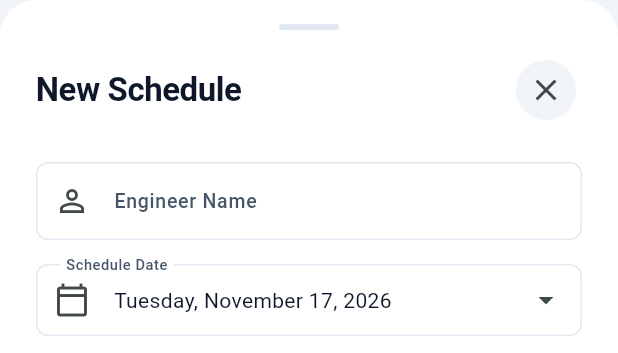
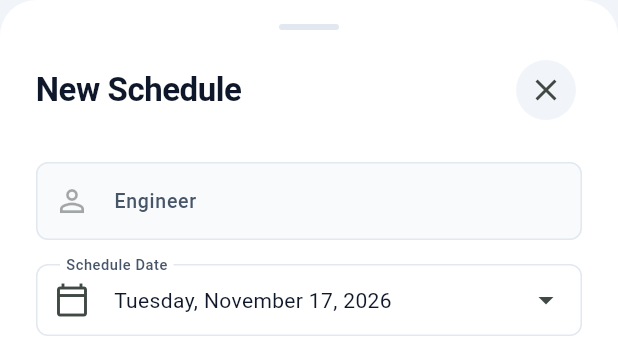
Before and after one commit to amarnathgururaghavan/afi, a Flutter app: the AddScheduleScreen widget shown alone on an empty page, opened directly, on a phone screen of 412 x 824 dp. Shown: the top 353 px of the screen. Run offline on Flutter 3.47's test engine with Material 3 defaults, Android fonts, the phone set to English and light mode, and no system bars; our stand-ins replace screenshot, share_plus, supabase_flutter, table_calendar; missing offline and left inert: dart:html; accounts and stored records are empty.

Commit message:
Allow field engineers to add their own schedules; lock engineer dropdown to self

```diff
--- a/engineer_schedule_app/lib/screens/dashboard/add_schedule_screen.dart
+++ b/engineer_schedule_app/lib/screens/dashboard/add_schedule_screen.dart
@@ -83,16 +83,21 @@ class _AddScheduleScreenState extends State<AddScheduleScreen> {
     _selectedDate = widget.initialDate ?? DateTime.now();
 
     final authProvider = Provider.of<AuthProvider>(context, listen: false);
-    if (!_isEditing) {
     _selectedEngineerId = authProvider.currentUserId;
     _selectedEngineerName = authProvider.profile?.fullName.isNotEmpty == true
         ? authProvider.profile!.fullName
         : (authProvider.profile?.email ?? 'Engineer');
+
+    if (!_isEditing) {
       _selectedSiteName = kPredefinedSites.first;
       _siteNameController.text = kPredefinedSites.first;
     }
 
+    if (authProvider.isAdmin) {
       _loadProfiles();
+    } else {
+      _isLoadingProfiles = false;
+    }
 
     // Pre-populate fields when editing.
     if (_isEditing) {
@@ -100,8 +105,10 @@ class _AddScheduleScreenState extends State<AddScheduleScreen> {
       _selectedSiteName = s.siteName.trim().toUpperCase();
       _siteNameController.text = _selectedSiteName!;
       _selectedDate = s.scheduleDate;
+      if (authProvider.isAdmin) {
         _selectedEngineerId = s.userId;
         _selectedEngineerName = s.engineerName;
+      }
     }
   }
 
@@ -411,6 +418,31 @@ class _AddScheduleScreenState extends State<AddScheduleScreen> {
 
   /// Builds the engineer name dropdown populated from loaded profiles.
   Widget _buildEngineerDropdown() {
+    final authProvider = Provider.of<AuthProvider>(context, listen: false);
+    if (!authProvider.isAdmin) {
+      final name = authProvider.profile?.fullName.isNotEmpty == true
+          ? authProvider.profile!.fullName
+          : (authProvider.profile?.email ?? 'Engineer');
+      return TextFormField(
+        initialValue: name,
+        enabled: false,
+        decoration: InputDecoration(
+          labelText: 'Engineer',
+          prefixIcon: const Icon(Icons.person_outline),
+          filled: true,
+          fillColor: AppColors.surfaceSilver,
+          border: OutlineInputBorder(
+            borderRadius: BorderRadius.circular(AppRadius.sm),
+            borderSide: const BorderSide(color: AppColors.silverLight),
+          ),
+          disabledBorder: OutlineInputBorder(
+            borderRadius: BorderRadius.circular(AppRadius.sm),
+            borderSide: const BorderSide(color: AppColors.silverLight),
+          ),
+        ),
+      );
+    }
+
     if (_isLoadingProfiles) {
       return const InputDecorator(
         decoration: InputDecoration(
--- a/engineer_schedule_app/lib/screens/dashboard/dashboard_screen.dart
+++ b/engineer_schedule_app/lib/screens/dashboard/dashboard_screen.dart
@@ -309,8 +309,8 @@ class _DashboardScreenState extends State<DashboardScreen> {
             ],
           ),
 
-          // ── Floating Action Button: Add Schedule (Only in All view for Admin) ─
-          floatingActionButton: (auth.isAdmin && _viewMode == _ViewMode.all)
+          // ── Floating Action Button: Add Schedule (Available in All view for both Admin & Engineer) ─
+          floatingActionButton: _viewMode == _ViewMode.all
               ? FloatingActionButton.extended(
                   heroTag: 'fab_add_schedule_action',
                   onPressed: () async {
```
Lines whose indentation alone changed are shown as unchanged.
